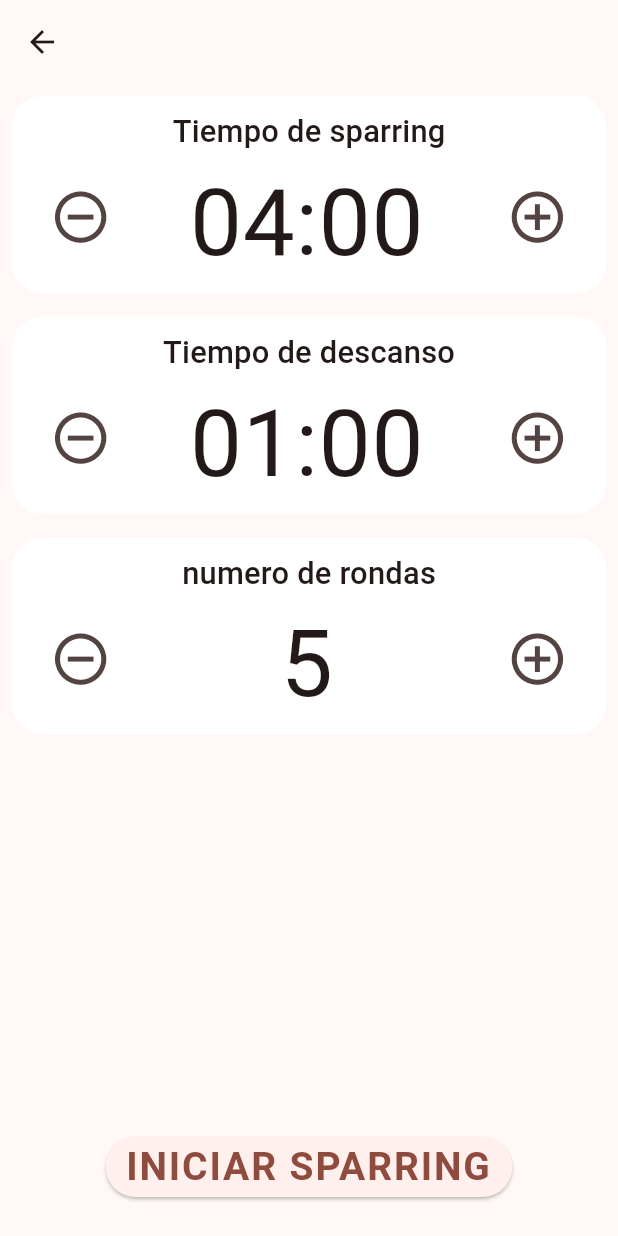
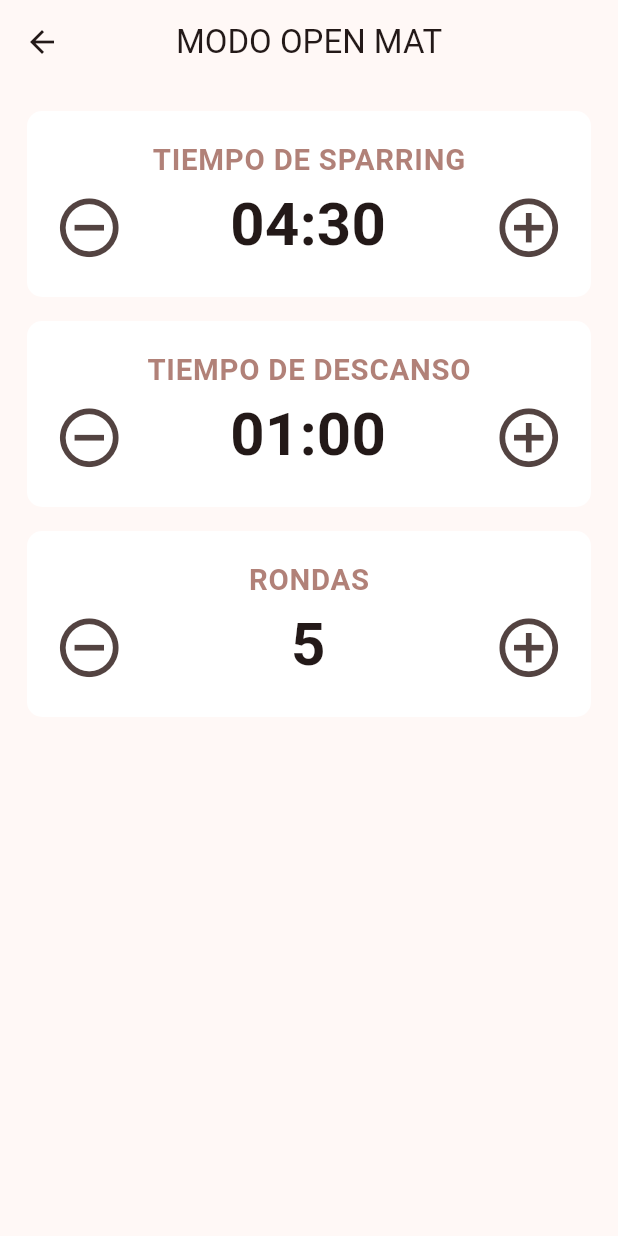
Before and after one commit to CYBERCRACK2/BJJ_timer, a Flutter app: the BjjTimerHome screen opened directly, after a tap on the "remove circle outline" icon, on a phone screen of 412 x 824 dp. Run offline on Flutter 3.47's test engine with Material 3 defaults, Android fonts, the phone set to English and light mode, and no system bars; our stand-ins replace audioplayers, flutter_riverpod, riverpod_annotation, wakelock_plus; generated files the repository leaves out were written again; Roboto replaces fonts that are missing (Verdana).

Commit message:
- duration inplementation - visual implementations

```diff
--- /dev/null
+++ b/lib/core/format_duration.dart
@@ -0,0 +1,12 @@
+extension DurationFormatter on Duration {
+  // Quitamos el argumento entre paréntesis
+  String toMinutesSeconds() {
+    String twoDigits(int n) => n.toString().padLeft(2, "0");
+
+    // Usamos 'inMinutes' directamente (se refiere al valor de la duración)
+    String twoDigitMinutes = twoDigits(inMinutes);
+    String twoDigitSeconds = twoDigits(inSeconds.remainder(60));
+
+    return "$twoDigitMinutes:$twoDigitSeconds";
+  }
+}
--- a/lib/features/home/screens/absolute_home.dart
+++ b/lib/features/home/screens/absolute_home.dart
@@ -56,6 +56,9 @@ class ModeSelect extends StatelessWidget {
 
     return FittedBox(
       child: ElevatedButton(
+        style: IconButton.styleFrom(
+          shape: RoundedRectangleBorder(borderRadius: BorderRadius.circular(8)),
+        ),
         onPressed: onPressed,
         child: Padding(
           padding: const EdgeInsets.all(8.0),
--- a/lib/features/timer/screens/bjj_timer_home.dart
+++ b/lib/features/timer/screens/bjj_timer_home.dart
@@ -1,8 +1,10 @@
 // Cambiar el pase de estados a riverpod
 
+import 'package:bjj_timer/core/format_duration.dart';
 import 'package:flutter/material.dart';
 import 'package:bjj_timer/features/timer/widgets/time_selector.dart';
-import 'package:bjj_timer/features/timer/widgets/fight_button.dart';
+// import 'package:bjj_timer/features/timer/widgets/fight_button.dart';
+import 'package:bjj_timer/core/duration_parser.dart';
 
 class BjjTimerHome extends StatefulWidget {
   const BjjTimerHome({super.key});
@@ -12,17 +14,22 @@ class BjjTimerHome extends StatefulWidget {
 }
 
 class _BjjTimerHomeState extends State<BjjTimerHome> {
-  String sparringTime = "05:00";
-  String restTime = "01:00";
-  String rondas = "5";
+  Duration sparringTime = Duration(minutes: 5);
+  Duration restTime = Duration(minutes: 1);
+  int rondas = 5;
 
   @override
   Widget build(BuildContext context) {
     return Scaffold(
-      appBar: AppBar(),
+      appBar: AppBar(
+        title: Text("MODO OPEN MAT", textAlign: TextAlign.center),
+        centerTitle: true,
+      ),
       body: Column(
         children: [
           Expanded(
+            child: Padding(
+              padding: const EdgeInsets.all(10),
               child: GridView.extent(
                 maxCrossAxisExtent: 900, // El ancho máximo de cada tarjeta
                 mainAxisSpacing: 00,
@@ -31,45 +38,67 @@ class _BjjTimerHomeState extends State<BjjTimerHome> {
                 // Importante para que las tarjetas no se estiren verticalmente infinito:
                 childAspectRatio: 2.8,
                 children: [
-                TimeSelectorBjj(
-                  name: "Tiempo de sparring",
-                  time: sparringTime,
-                  onChanged: (String value) {
-                    debugPrint("El timepo de sparring es $value");
+                  SelectorBjj<Duration>(
+                    label: "TIEMPO DE SPARRING",
+                    value: sparringTime,
+                    textDisplay: sparringTime
+                        .toMinutesSeconds(), // Usando la extensión que vimos antes
+                    onIncrement: () => setState(
+                      () => sparringTime += const Duration(seconds: 30),
+                    ),
+                    onDecrement: () {
                       setState(() {
-                      sparringTime = value;
+                        // Solo restamos si es mayor a 1 minuto (o 0)
+                        if (sparringTime.inMinutes > 0) {
+                          sparringTime -= const Duration(seconds: 30);
+                        }
                       });
                     },
+                    onManualInput: (val) => restTime = parsearDuration(val),
                   ),
-                TimeSelectorBjj(
-                  name: "Tiempo de descanso",
-                  time: restTime,
-                  onChanged: (String value) {
-                    debugPrint("El timepo de descanso es $value");
+                  SelectorBjj<Duration>(
+                    label: "TIEMPO DE DESCANSO",
+                    value: restTime,
+                    textDisplay: restTime
+                        .toMinutesSeconds(), // Usando la extensión que vimos antes
+                    onIncrement: () =>
+                        setState(() => restTime += const Duration(seconds: 30)),
+                    onDecrement: () {
                       setState(() {
-                      restTime = value;
+                        // Solo restamos si es mayor a 1 minuto (o 0)
+                        if (restTime.inMinutes > 0) {
+                          restTime -= const Duration(seconds: 30);
+                        }
                       });
                     },
+                    onManualInput: (val) => restTime = parsearDuration(val),
                   ),
-                TimeSelectorBjj(
-                  name: "numero de rondas",
-                  isclock: false,
-                  time: rondas,
-                  onChanged: (String value) {
-                    debugPrint("Las rondas son $value");
+                  SelectorBjj<int>(
+                    label: "RONDAS",
+                    value: rondas,
+                    textDisplay: rondas.toString(),
+                    onIncrement: () => setState(() => rondas++),
+                    onDecrement: () {
                       setState(() {
-                      rondas = value;
+                        // Solo restamos si es mayor a 1 minuto (o 0)
+                        if (rondas > 1) {
+                          rondas--;
+                        }
                       });
                     },
+                    onManualInput: (val) =>
+                        setState(() => rondas = int.tryParse(val) ?? 1),
+                    isclock: false,
                   ),
                 ],
               ),
             ),
-          FightButton(
-            sparringTime: sparringTime,
-            restTime: restTime,
-            rondas: rondas,
           ),
+          // FightButton(
+          //   sparringTime: sparringTime,
+          //   restTime: restTime,
+          //   rondas: rondas,
+          // ),
         ],
       ),
     );
--- a/lib/features/timer/widgets/time_selector.dart
+++ b/lib/features/timer/widgets/time_selector.dart
@@ -1,145 +1,117 @@
 // Pasar nuevos argumentos para hacer mas logica del otro lado
 //
+import 'package:bjj_timer/core/format_time.dart';
+import 'package:flutter/material.dart';
 
-import 'package:flutter/material.dart';
-import 'package:bjj_timer/core/format_time.dart';
-import 'package:bjj_timer/core/time_parser.dart';
+class SelectorBjj<T> extends StatelessWidget {
+  final String label;
+  final T value;
+  final String textDisplay;
+  final VoidCallback onIncrement;
+  final VoidCallback onDecrement;
+  final Function(String) onManualInput;
+  final bool isclock;
 
-class TimeSelectorBjj extends StatefulWidget {
-  final String name;
-  final bool isclock;
-  final String time;
-  final Function(String) onChanged;
-
-  const TimeSelectorBjj({
+  const SelectorBjj({
     super.key,
-    required this.name,
+    required this.label,
+    required this.value,
+    required this.textDisplay,
+    required this.onIncrement,
+    required this.onDecrement,
+    required this.onManualInput,
     this.isclock = true,
-    required this.time,
-    required this.onChanged,
   });
 
-  @override
-  State<TimeSelectorBjj> createState() => _TimeSelectorBjjState();
-}
-
-class _TimeSelectorBjjState extends State<TimeSelectorBjj> {
-  final FocusNode _focusNode = FocusNode();
   @override
   Widget build(BuildContext context) {
     return LayoutBuilder(
       builder: (context, constraints) {
-        // Calculamos un tamaño base para la fuente y los iconos
         double baseUnit = constraints.maxWidth;
-        double fontSize = (baseUnit * 0.15).clamp(20.0, 80.0);
-        double iconSize = (baseUnit * 0.1).clamp(24.0, 48.0);
+        // Definimos un tamaño de icono proporcional al ancho
+        double iconSize = (baseUnit * 0.12).clamp(30.0, 60.0);
 
         return Padding(
           padding: const EdgeInsets.all(8.0),
           child: Container(
             decoration: BoxDecoration(
               color: Theme.of(context).colorScheme.onPrimary,
-              borderRadius: BorderRadius.circular(20),
+              borderRadius: BorderRadius.circular(10),
             ),
+            child: Padding(
+              padding: const EdgeInsets.all(10.0),
               child: Column(
-              mainAxisAlignment: MainAxisAlignment.center,
                 children: [
+                  const SizedBox(height: 8),
                   Text(
-                  widget.name,
-                  style: Theme.of(context).textTheme.titleMedium?.copyWith(
-                    fontSize: (baseUnit * 0.05).clamp(14.0, 24.0),
+                    label.toUpperCase(),
+                    style: TextStyle(
+                      fontSize: baseUnit * 0.05,
+                      fontWeight: FontWeight.bold,
+                      color: Theme.of(
+                        context,
+                      ).colorScheme.primary.withOpacity(0.7),
                     ),
                   ),
-                Row(
+                  Expanded(
+                    child: Row(
                       mainAxisAlignment: MainAxisAlignment.center,
                       children: [
                         IconButton(
+                          icon: const Icon(Icons.remove_circle_outline),
                           iconSize: iconSize,
-                      icon: const Icon(Icons.remove_circle_outline),
-                      onPressed: () {
-                        if (widget.isclock) {
-                          setState(() {
-                            String nuevoTiempo = TimeParser.subtractOneMinute(
-                              widget.time,
-                            );
-                            widget.onChanged(nuevoTiempo);
-                          });
-                        } else {
-                          setState(() {
-                            String nuevoTiempo = TimeParser.subtractOne(
-                              widget.time,
-                            );
-                            widget.onChanged(nuevoTiempo);
-                          });
-                        }
-                      },
+                          onPressed: onDecrement,
                         ),
-                    // Contenedor con ancho dinámico para el TextField
-                    SizedBox(
-                      width:
-                          baseUnit *
-                          0.6, // Ocupa el 40% del ancho de la tarjeta
-                      height: baseUnit * 0.2,
+                        // 1. Usamos Expanded para que el área del número use todo el centro
+                        Expanded(
+                          child: Center(
+                            // 2. FittedBox hace que el contenido crezca hasta los límites
+                            child: FittedBox(
+                              fit: BoxFit.contain,
+                              child: IntrinsicWidth(
                                 child: TextField(
-                        focusNode: _focusNode,
+                                  // Nota: Crear el controller aquí puede mover el cursor al inicio al escribir.
+                                  // Si te pasa, considera pasar el controller desde el padre.
                                   controller: TextEditingController(
-                          text: widget.time,
-                        ), // USA EL CONTROLADOR DEL STATE
+                                    text: textDisplay,
+                                  ),
                                   textAlign: TextAlign.center,
                                   keyboardType: TextInputType.number,
                                   inputFormatters: [
-                          if (widget.isclock)
+                                    if (isclock)
                                       TimeFormatter()
                                     else
                                       RoundFormatter(),
                                   ],
-                        style: Theme.of(
-                          context,
-                        ).textTheme.bodyMedium?.copyWith(fontSize: fontSize),
-                        decoration: InputDecoration(
+                                  style: const TextStyle(
+                                    fontWeight: FontWeight.bold,
+                                    fontSize:
+                                        100, // Tamaño base grande para calidad de renderizado
+                                  ),
+                                  decoration: const InputDecoration(
                                     border: InputBorder.none,
-                          focusedBorder: InputBorder.none,
-                          enabledBorder: InputBorder.none,
                                     isDense: true,
-                          contentPadding: EdgeInsets.zero,
-                          hintText: widget.isclock ? "00:00" : "-",
+                                    contentPadding: EdgeInsets.symmetric(
+                                      horizontal: 10,
                                     ),
-                        onSubmitted: (value) {
-                          setState(() {
-                            if (widget.isclock) {
-                              widget.onChanged(TimeParser.format(value));
-                            } else {
-                              widget.onChanged(value);
-                            }
-                          });
-                        },
-                        onEditingComplete: () {
-                          _focusNode.unfocus();
-                        },
+                                  ),
+                                  onSubmitted: onManualInput,
+                                ),
+                              ),
+                            ),
                           ),
                         ),
                         IconButton(
+                          icon: const Icon(Icons.add_circle_outline),
                           iconSize: iconSize,
-                      icon: const Icon(Icons.add_circle_outline),
-                      onPressed: () {
-                        if (widget.isclock) {
-                          setState(() {
-                            String nuevoTiempo = TimeParser.addOneMinute(
-                              widget.time,
-                            );
-                            widget.onChanged(nuevoTiempo);
-                          });
-                        } else {
-                          setState(() {
-                            String nuevoTiempo = TimeParser.addOne(widget.time);
-                            widget.onChanged(nuevoTiempo);
-                          });
-                        }
-                      },
+                          onPressed: onIncrement,
                         ),
                       ],
                     ),
+                  ),
+                  const SizedBox(height: 8),
                 ],
+              ),
             ),
           ),
         );
```
Also changed, not shown: lib/core/duration_parser.dart (added, +17 -0 lines), lib/core/format_time.dart (+36 -33 lines). Lines whose indentation alone changed are shown as unchanged.
